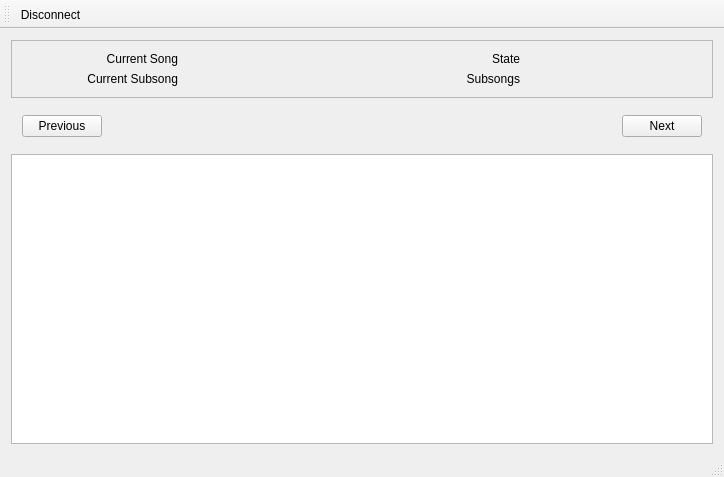
First picture: the form in qt-gui/mainwindow.ui, repository jgilje/reveller, before the edit.
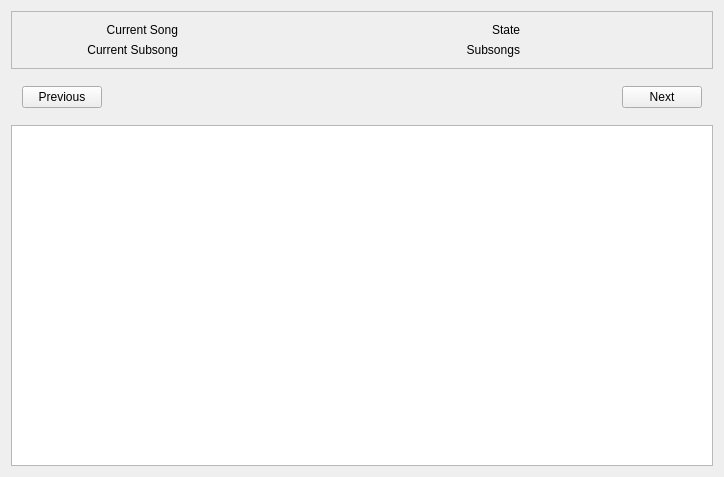
Second picture: the form after the edit.

Commit message: removed toolbars. add http:// - prefix if url doesn't include. closes #2

```diff
--- a/qt-gui/mainwindow.ui
+++ b/qt-gui/mainwindow.ui
@@ -155,26 +155,6 @@
     </item>
    </layout>
   </widget>
-  <widget class="QMenuBar" name="menuBar">
-   <property name="geometry">
-    <rect>
-     <x>0</x>
-     <y>0</y>
-     <width>724</width>
-     <height>23</height>
-    </rect>
-   </property>
-  </widget>
-  <widget class="QToolBar" name="mainToolBar">
-   <attribute name="toolBarArea">
-    <enum>TopToolBarArea</enum>
-   </attribute>
-   <attribute name="toolBarBreak">
-    <bool>false</bool>
-   </attribute>
-   <addaction name="actionDisconnect"/>
-  </widget>
-  <widget class="QStatusBar" name="statusBar"/>
   <action name="actionDisconnect">
    <property name="text">
     <string>Disconnect</string>
```
The commit also changes 2 other files.
